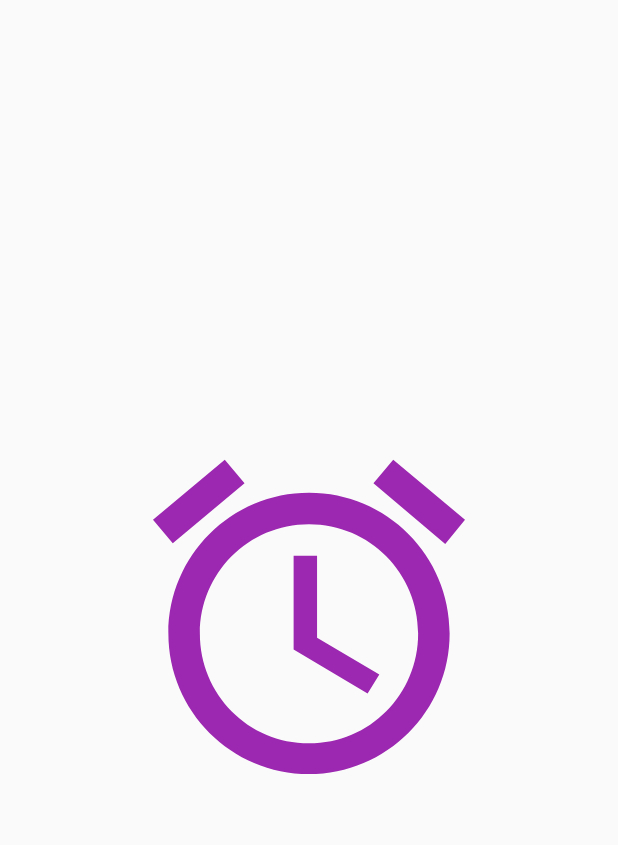
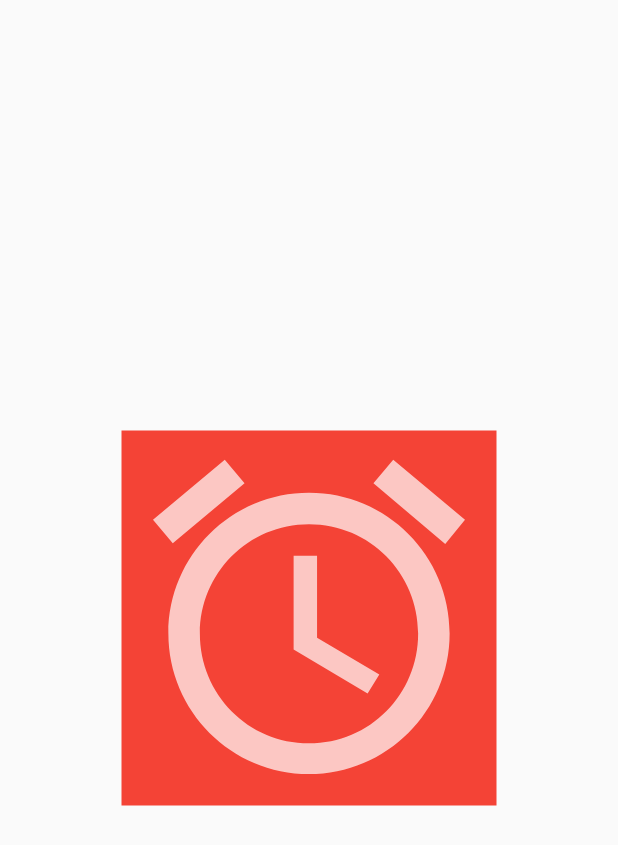
Before and after one commit to cmtanvirulislam/Second-App-Learn, a Flutter app: the anpage screen opened directly, on a phone screen of 412 x 824 dp. Shown: the top 845 px of the screen. Run offline on Flutter 3.47's test engine with Material 2 defaults, Android fonts, the phone set to English and light mode, and no system bars; our stand-ins replace liquid_swipe.

Commit message:
background color change

```diff
--- a/lib/anpage.dart
+++ b/lib/anpage.dart
@@ -7,12 +7,13 @@ class anpage extends StatelessWidget {
     return Scaffold(
       body: Center(
         child: Container(
+          color: Colors.red,
           child: Hero(
             tag: "go",
             child: Icon(
               Icons.access_alarm,
               size: 250,
-              color: Colors.purple,
+              color: Colors.white70,
             ),
           ),
         ),
```
